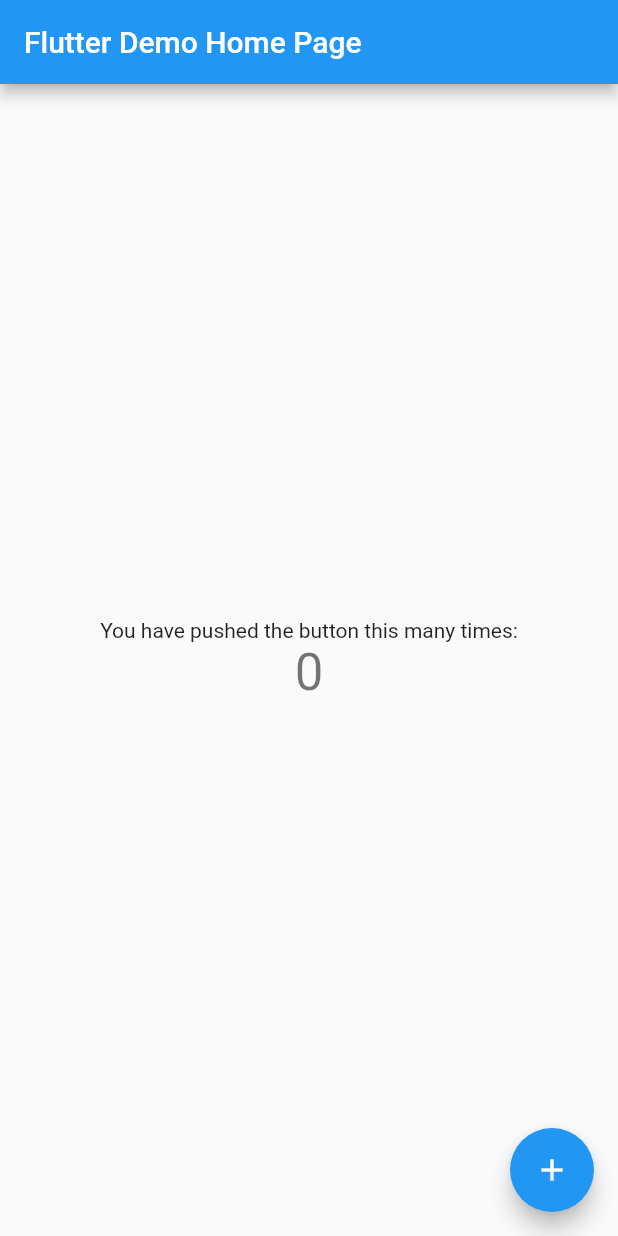
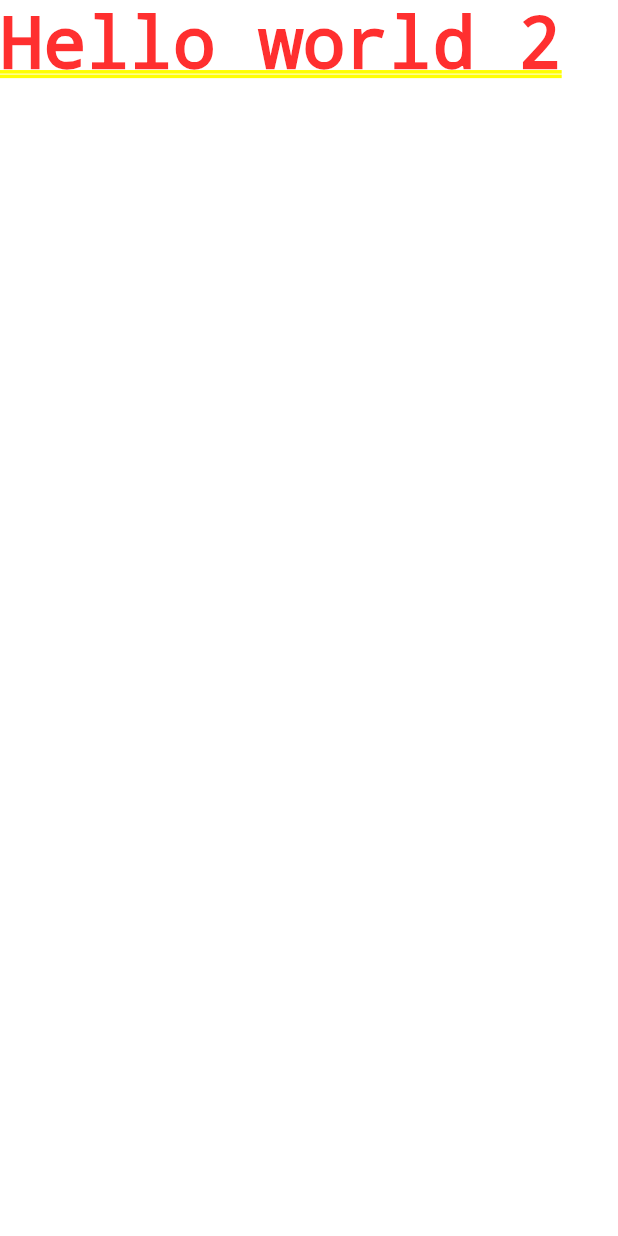
Before and after one commit to elizabethhillman/cmpe137_team4, a Flutter app: the screen it shows after launch, on a phone screen of 412 x 824 dp. Run offline on Flutter 3.47's test engine with Material 2 defaults, Android fonts, the phone set to English and light mode, and no system bars.

Commit message:
completed video 1

```diff
--- a/ekea/lib/main.dart
+++ b/ekea/lib/main.dart
@@ -1,115 +1,12 @@
 import 'package:flutter/material.dart';
 
 void main() {
-  runApp(const MyApp());
+  runApp(
+    new MaterialApp(
+      home: new Container(
+        color: Colors.white,
+        child: new Text('Hello world 2'),
+      ),
+    )
+  );
 }
-
-class MyApp extends StatelessWidget {
-  const MyApp({Key? key}) : super(key: key);
-
-  // This widget is the root of your application.
-  @override
-  Widget build(BuildContext context) {
-    return MaterialApp(
-      title: 'Flutter Demo',
-      theme: ThemeData(
-        // This is the theme of your application.
-        //
-        // Try running your application with "flutter run". You'll see the
-        // application has a blue toolbar. Then, without quitting the app, try
-        // changing the primarySwatch below to Colors.green and then invoke
-        // "hot reload" (press "r" in the console where you ran "flutter run",
-        // or simply save your changes to "hot reload" in a Flutter IDE).
-        // Notice that the counter didn't reset back to zero; the application
-        // is not restarted.
-        primarySwatch: Colors.blue,
-      ),
-      home: const MyHomePage(title: 'Flutter Demo Home Page'),
-    );
-  }
-}
-
-class MyHomePage extends StatefulWidget {
-  const MyHomePage({Key? key, required this.title}) : super(key: key);
-
-  // This widget is the home page of your application. It is stateful, meaning
-  // that it has a State object (defined below) that contains fields that affect
-  // how it looks.
-
-  // This class is the configuration for the state. It holds the values (in this
-  // case the title) provided by the parent (in this case the App widget) and
-  // used by the build method of the State. Fields in a Widget subclass are
-  // always marked "final".
-
-  final String title;
-
-  @override
-  State<MyHomePage> createState() => _MyHomePageState();
-}
-
-class _MyHomePageState extends State<MyHomePage> {
-  int _counter = 0;
-
-  void _incrementCounter() {
-    setState(() {
-      // This call to setState tells the Flutter framework that something has
-      // changed in this State, which causes it to rerun the build method below
-      // so that the display can reflect the updated values. If we changed
-      // _counter without calling setState(), then the build method would not be
-      // called again, and so nothing would appear to happen.
-      _counter++;
-    });
-  }
-
-  @override
-  Widget build(BuildContext context) {
-    // This method is rerun every time setState is called, for instance as done
-    // by the _incrementCounter method above.
-    //
-    // The Flutter framework has been optimized to make rerunning build methods
-    // fast, so that you can just rebuild anything that needs updating rather
-    // than having to individually change instances of widgets.
-    return Scaffold(
-      appBar: AppBar(
-        // Here we take the value from the MyHomePage object that was created by
-        // the App.build method, and use it to set our appbar title.
-        title: Text(widget.title),
-      ),
-      body: Center(
-        // Center is a layout widget. It takes a single child and positions it
-        // in the middle of the parent.
-        child: Column(
-          // Column is also a layout widget. It takes a list of children and
-          // arranges them vertically. By default, it sizes itself to fit its
-          // children horizontally, and tries to be as tall as its parent.
-          //
-          // Invoke "debug painting" (press "p" in the console, choose the
-          // "Toggle Debug Paint" action from the Flutter Inspector in Android
-          // Studio, or the "Toggle Debug Paint" command in Visual Studio Code)
-          // to see the wireframe for each widget.
-          //
-          // Column has various properties to control how it sizes itself and
-          // how it positions its children. Here we use mainAxisAlignment to
-          // center the children vertically; the main axis here is the vertical
-          // axis because Columns are vertical (the cross axis would be
-          // horizontal).
-          mainAxisAlignment: MainAxisAlignment.center,
-          children: <Widget>[
-            const Text(
-              'You have pushed the button this many times:',
-            ),
-            Text(
-              '$_counter',
-              style: Theme.of(context).textTheme.headline4,
-            ),
-          ],
-        ),
-      ),
-      floatingActionButton: FloatingActionButton(
-        onPressed: _incrementCounter,
-        tooltip: 'Increment',
-        child: const Icon(Icons.add),
-      ), // This trailing comma makes auto-formatting nicer for build methods.
-    );
-  }
-}
```
Also changed, not shown: 1 other file.
